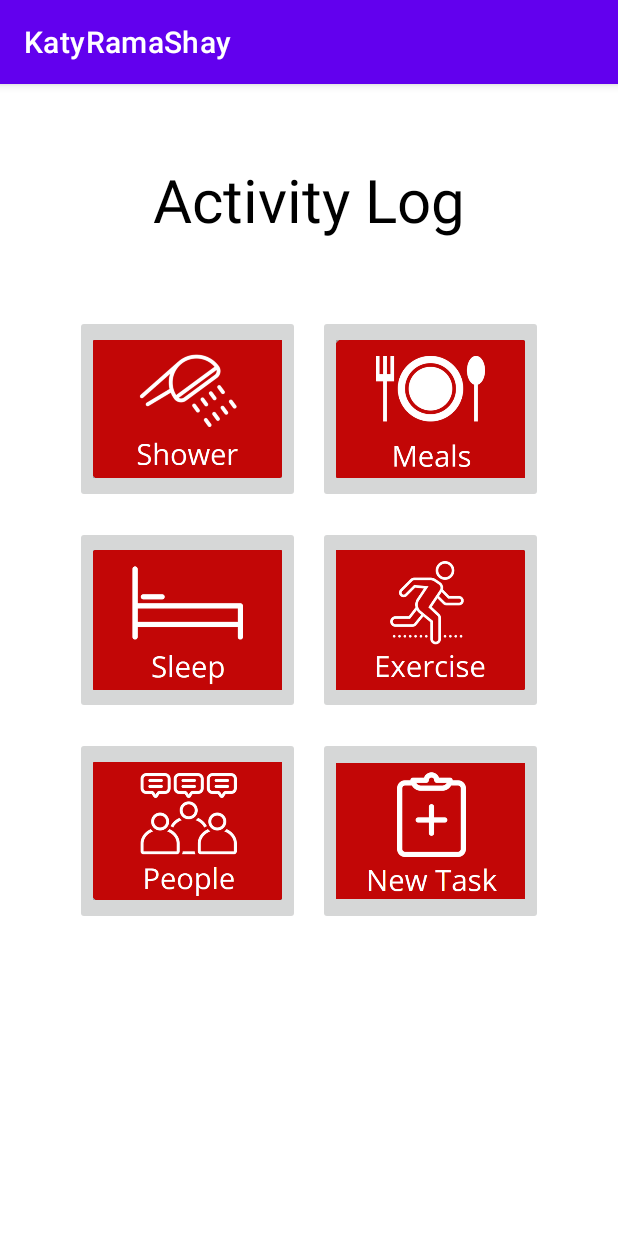
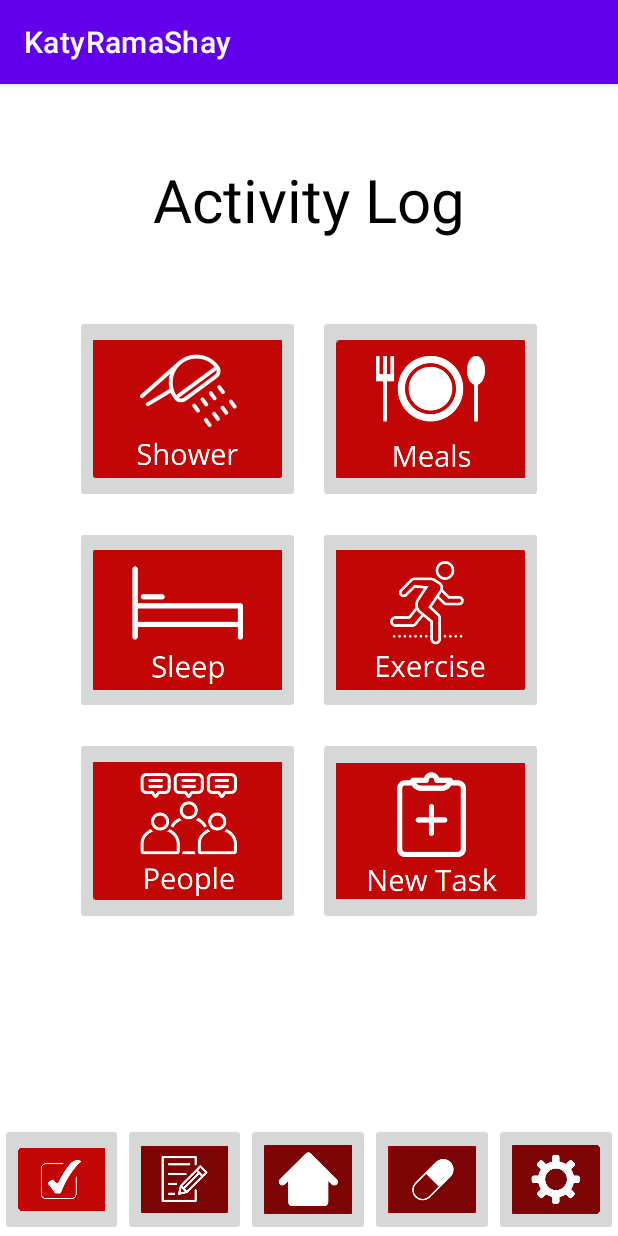
Before and after one commit to Curae-Suprema/Curae-Suprema, an Android app: the TaskPage screen opened directly, with no data from a screen before it, on a phone screen of 412 x 824 dp. Run offline under Robolectric (Android 15) with nearby library versions, the phone set to English and light mode, and no system bars.

Commit message:
Navigation bar v1, implemented in activity_task_page.xml

```diff
--- a/app/src/main/res/layout/activity_task_page.xml
+++ b/app/src/main/res/layout/activity_task_page.xml
@@ -97,4 +97,60 @@
         app:layout_constraintTop_toBottomOf="@+id/exerciseButton"
         app:srcCompat="@drawable/newtaskicon" />
 
+    <LinearLayout
+        android:id="@+id/NavigationBar"
+        android:layout_width="match_parent"
+        android:layout_height="75dp"
+        android:orientation="horizontal"
+        app:layout_constraintBottom_toBottomOf="parent"
+        app:layout_constraintEnd_toEndOf="parent"
+        app:layout_constraintStart_toStartOf="parent">
+
+        <ImageButton
+            android:id="@+id/taskNavBarButton"
+            android:layout_width="0dp"
+            android:layout_height="match_parent"
+            android:layout_weight="1"
+            android:contentDescription="@string/taskNavBarDescriptor"
+            android:scaleType="fitCenter"
+            app:srcCompat="@drawable/tasknavbarselected" />
+
+        <ImageButton
+            android:id="@+id/dailyLogNavBarButton"
+            android:layout_width="0dp"
+            android:layout_height="match_parent"
+            android:layout_weight="1"
+            android:contentDescription="@string/dailyLogNavBarDescriptor"
+            android:scaleType="fitCenter"
+            app:srcCompat="@drawable/dailylognavbar" />
+
+        <ImageButton
+            android:id="@+id/homeNavBarButton"
+            android:layout_width="0dp"
+            android:layout_height="match_parent"
+            android:layout_weight="1"
+            android:contentDescription="@string/homeNavBarDescriptor"
+            android:scaleType="fitCenter"
+            app:srcCompat="@drawable/homenavbar" />
+
+        <ImageButton
+            android:id="@+id/medicineNavBarButton"
+            android:layout_width="0dp"
+            android:layout_height="match_parent"
+            android:layout_weight="1"
+            android:contentDescription="@string/medicineLogNavBarDescriptor"
+            android:scaleType="fitCenter"
+            app:srcCompat="@drawable/medicinenavbar" />
+
+        <ImageButton
+            android:id="@+id/settingsNavBarButton"
+            android:layout_width="0dp"
+            android:layout_height="match_parent"
+            android:layout_weight="1"
+            android:contentDescription="@string/settingsNavBarDescriptor"
+            android:scaleType="fitCenter"
+            app:srcCompat="@drawable/settingsnavbar" />
+
+    </LinearLayout>
+
 </androidx.constraintlayout.widget.ConstraintLayout>
--- a/app/src/main/res/values/strings.xml
+++ b/app/src/main/res/values/strings.xml
@@ -26,4 +26,11 @@
     <!-- New Task Page Strings -->
     <string name="newTaskPageTitleStr">New task button</string>
 
+    <!-- Navigation Bar Strings -->
+    <string name="taskNavBarDescriptor">Click to go to task page</string>
+    <string name="dailyLogNavBarDescriptor">Click to go to daily log page</string>
+    <string name="homeNavBarDescriptor">Click to go to home page</string>
+    <string name="medicineLogNavBarDescriptor">Click to go to medicine page</string>
+    <string name="settingsNavBarDescriptor">Click to go to settings page</string>
+
 </resources>
```
Also changed, not shown: app/src/main/res/drawable/dailylognavbar.PNG (added), app/src/main/res/drawable/dailylognavbarselected1.PNG (added), app/src/main/res/drawable/homenavbar.PNG (added), app/src/main/res/drawable/homenavbarselected.PNG (added), app/src/main/res/drawable/medicinenavbar.PNG (added), app/src/main/res/drawable/medicinenavbarselected.PNG (added), app/src/main/res/drawable/settingsnavbar.PNG (added), app/src/main/res/drawable/settingsnavbarselected.PNG (added), app/src/main/res/drawable/tasknavbar.PNG (added), app/src/main/res/drawable/tasknavbarselected.PNG (added).
